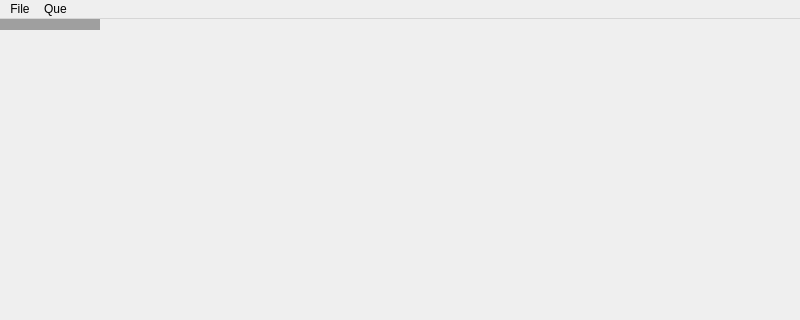
The window that NitroEdit_pc/NitroEdit/source/ui/ui_MainWindow.ui (XorTroll/NitroEdit) describes before a commit, drawn with Qt 5; both pictures show x 0 to 800 and y 0 to 320 of the 800 by 600 pixel window.
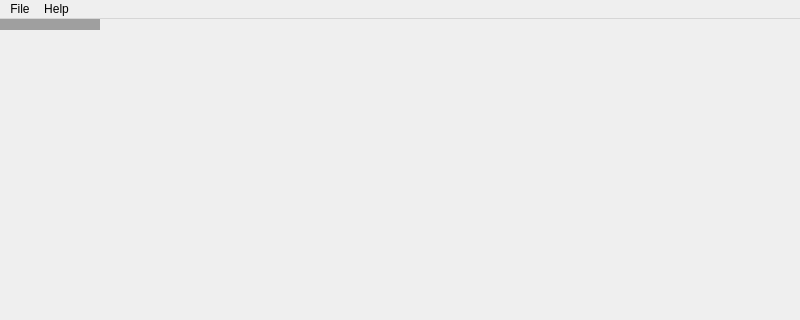
The same window after the commit.

```diff
--- a/NitroEdit_pc/NitroEdit/source/ui/ui_MainWindow.ui
+++ b/NitroEdit_pc/NitroEdit/source/ui/ui_MainWindow.ui
@@ -23,19 +23,19 @@
      <height>30</height>
     </rect>
    </property>
-   <widget class="QMenu" name="fileMenu">
+   <widget class="QMenu" name="menuFile">
     <property name="title">
      <string>File</string>
     </property>
     <addaction name="openAction"/>
    </widget>
-   <widget class="QMenu" name="menuQue">
+   <widget class="QMenu" name="menuHelp">
     <property name="title">
-     <string>Que</string>
+     <string>Help</string>
     </property>
    </widget>
-   <addaction name="fileMenu"/>
-   <addaction name="menuQue"/>
+   <addaction name="menuFile"/>
+   <addaction name="menuHelp"/>
   </widget>
   <widget class="QStatusBar" name="statusBar"/>
   <action name="openAction">
```
Left out of the diff: 28 changed lines with no effect on the pictures.
